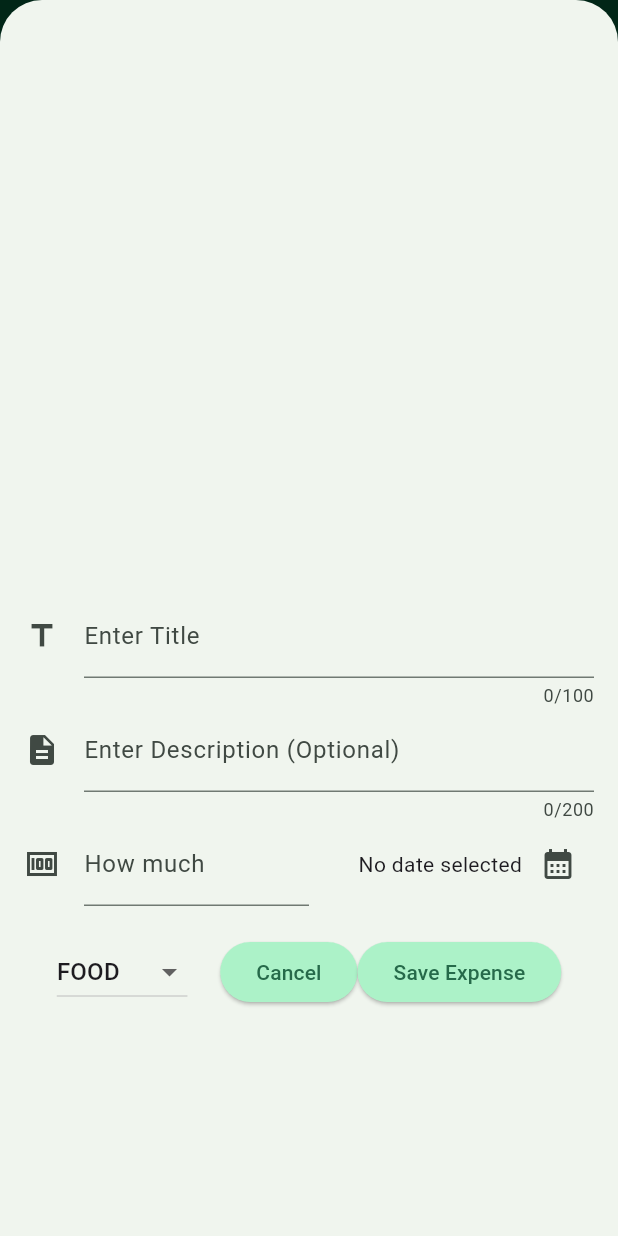
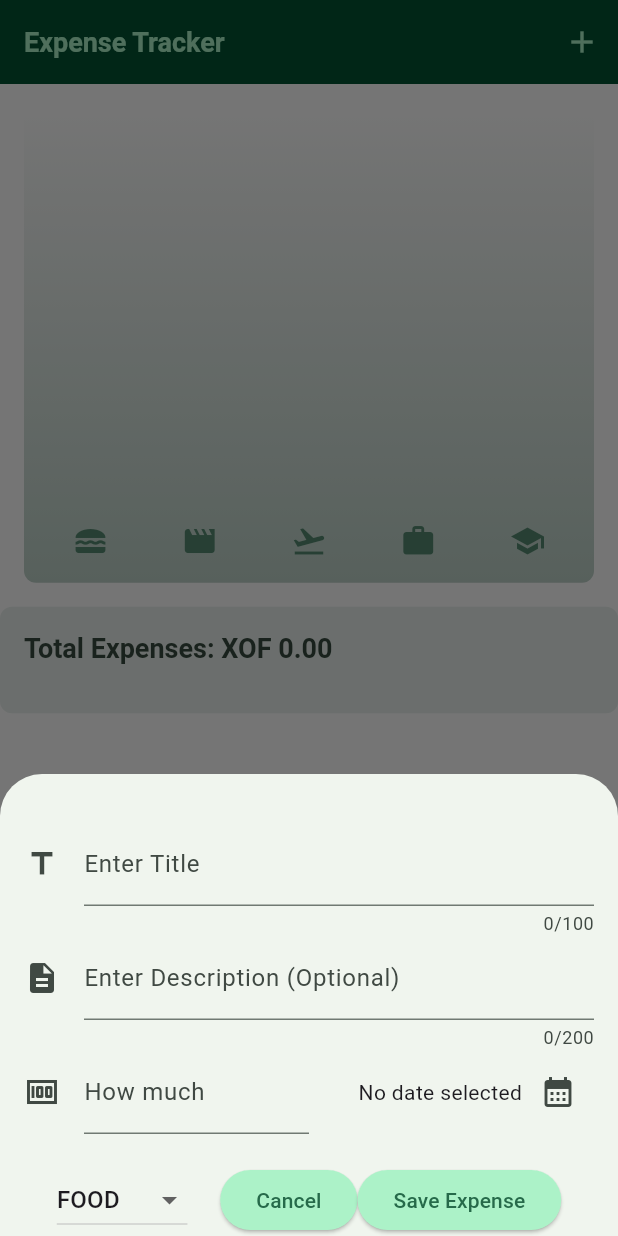
Before and after one commit to andrew21-mch/flutter-udemy, a Flutter app: the screen it shows after launch, after a tap on the "add" icon, on a phone screen of 412 x 824 dp. Run offline on Flutter 3.47's test engine with Material 3 defaults, Android fonts, the phone set to English and light mode, and no system bars; our stand-ins replace shared_preferences.

Commit message:
responsiveness and adaptiveness

```diff
--- a/lib/widgets/expenses.dart
+++ b/lib/widgets/expenses.dart
@@ -40,8 +40,7 @@ class _ExpensesState extends State<Expenses> {
   /// **Saves expenses to SharedPreferences**
   Future<void> _saveExpenses() async {
     final prefs = await SharedPreferences.getInstance();
-    final encodedData =
-        jsonEncode(_expenses.map((e) => e.toJson()).toList());
+    final encodedData = jsonEncode(_expenses.map((e) => e.toJson()).toList());
     await prefs.setString('expenses', encodedData);
   }
 
@@ -91,6 +90,11 @@ class _ExpensesState extends State<Expenses> {
 
   @override
   Widget build(BuildContext context) {
+    final width = MediaQuery.of(context).size.width;
+    final isLandscape =
+        MediaQuery.of(context).orientation == Orientation.landscape;
+    final isLargeScreen = width >= 600;
+
     Widget mainContent = Center(
       child: Card(
         child: Container(
@@ -119,9 +123,10 @@ class _ExpensesState extends State<Expenses> {
             )
           ],
         ),
-      body: Column(
+        body: !isLargeScreen
+            ? Column(
                 children: [
-          Chart(expenses: _expenses),
+                  Expanded(child: Chart(expenses: _expenses)),
                   Stats(expenses: _expenses),
                   Expanded(
                     child: _expenses.isNotEmpty
@@ -132,7 +137,19 @@ class _ExpensesState extends State<Expenses> {
                         : mainContent,
                   ),
                 ],
+              )
+            : Row(
+                children: [
+                  Expanded(child: Chart(expenses: _expenses)),
+                  Expanded(
+                    child: _expenses.isNotEmpty
+                        ? ExpensesList(
+                            expenses: _expenses,
+                            onRemoveExpense: _removeExpense,
+                          )
+                        : mainContent,
                   ),
-    );
+                ],
+              ));
   }
 }
--- a/lib/widgets/new_expense.dart
+++ b/lib/widgets/new_expense.dart
@@ -114,10 +114,11 @@ class _NewExpenseState extends State<NewExpense> {
   @override
   Widget build(BuildContext context) {
     return LayoutBuilder(builder: (context, constraints) {
-      final width = constraints.maxWidth;
-      print(width);
-      return Padding(
-        padding: EdgeInsets.fromLTRB(16, width - 16, 16, 16),
+      final keyboardSpace = MediaQuery.of(context).viewInsets.bottom;
+
+      return SingleChildScrollView(
+        child: Padding(
+          padding: EdgeInsets.fromLTRB(16, 32, 16, keyboardSpace),
           child: Column(
             children: [
               TextField(
@@ -194,6 +195,7 @@ class _NewExpenseState extends State<NewExpense> {
               )
             ],
           ),
+        ),
       );
     });
   }
```
Lines whose indentation alone changed are shown as unchanged.
